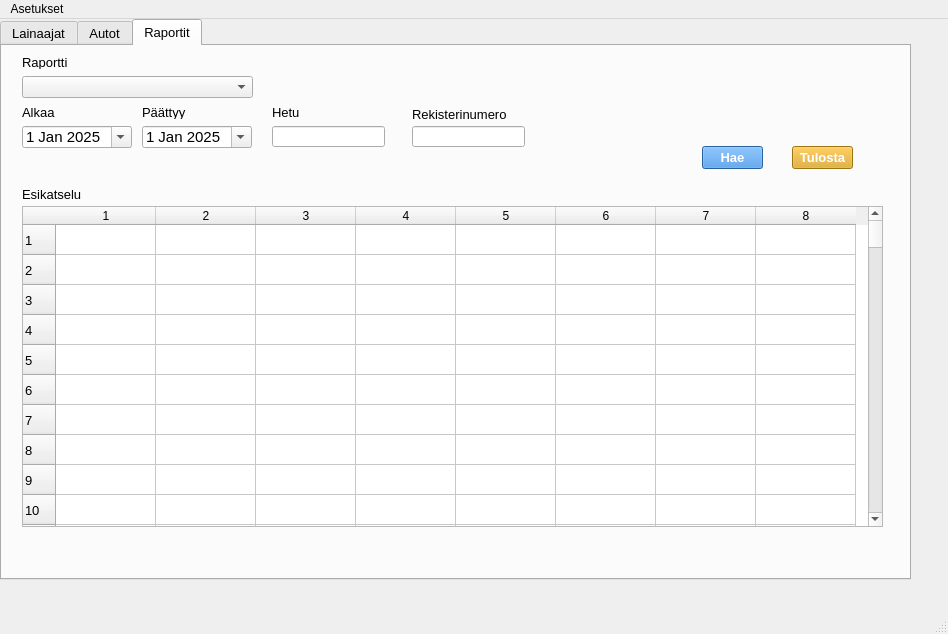
First picture: the form in administrative.ui, repository katalav/Autolainaus_hallinta, before the edit.
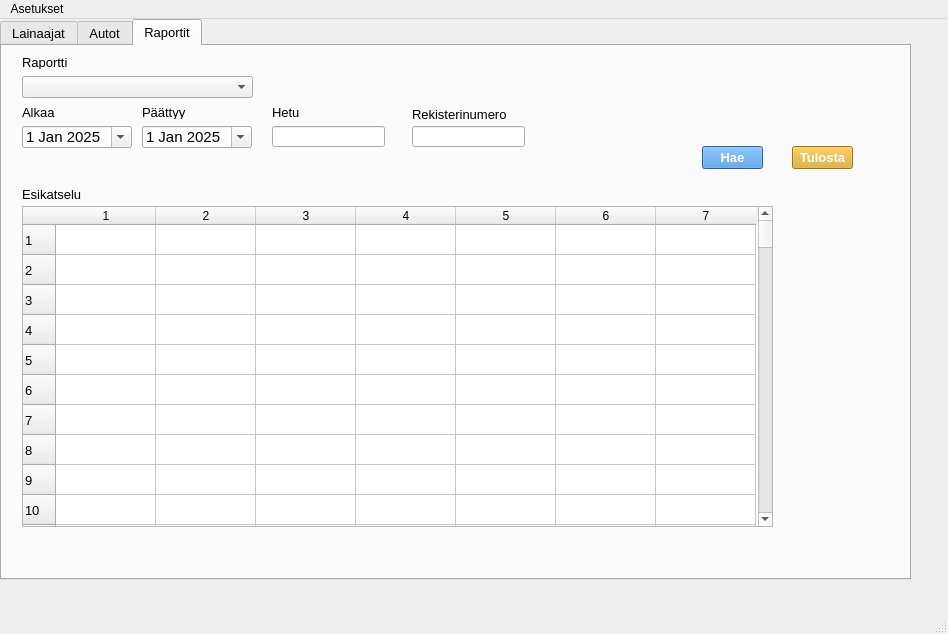
Second picture: the form after the edit. The open tabs and pages were chosen to show the change. Icons and pictures are not drawn.

What changed in the file:
```diff
--- a/administrative.ui
+++ b/administrative.ui
@@ -927,7 +927,7 @@
        <rect>
         <x>20</x>
         <y>160</y>
-        <width>861</width>
+        <width>751</width>
         <height>321</height>
        </rect>
       </property>
@@ -938,7 +938,7 @@
        <number>10000</number>
       </property>
       <property name="columnCount">
-       <number>8</number>
+       <number>7</number>
       </property>
       <row/>
       <row/>
@@ -10947,7 +10947,6 @@
       <column/>
       <column/>
       <column/>
-      <column/>
      </widget>
      <widget class="QLabel" name="previewLabel">
       <property name="geometry">
```
Left out of the diff: 2 changed lines with no effect on the pictures.
